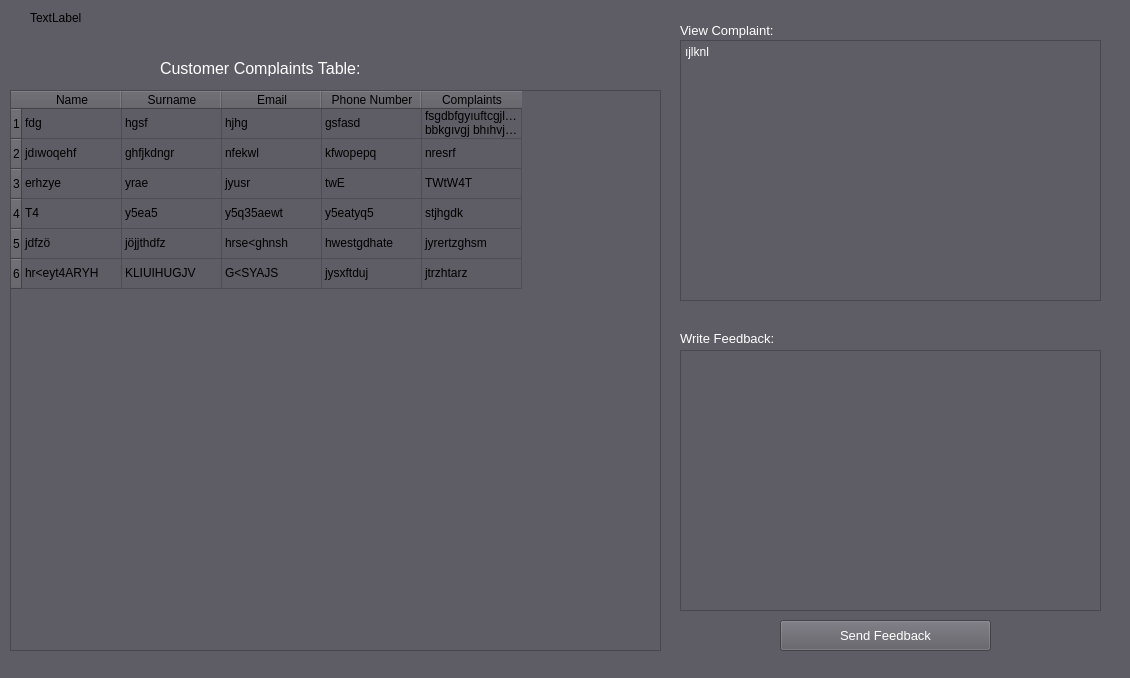
The window that dudu/customerRepresentative.ui (EminOzX/customer_address_tracking_system) describes before a commit, drawn with Qt 5.
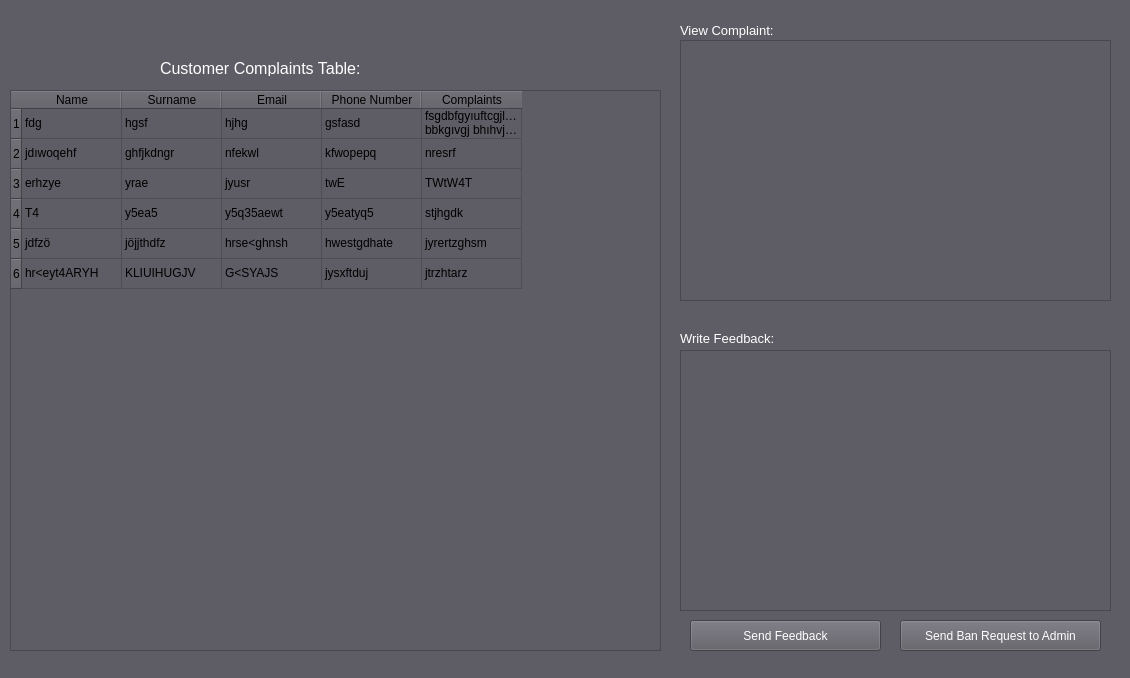
The same window after the commit.

Commit message: added ban request btn to customer representative

Patch:
```diff
--- a/dudu/customerRepresentative.ui
+++ b/dudu/customerRepresentative.ui
@@ -252,7 +252,7 @@
      <rect>
       <x>680</x>
       <y>40</y>
-      <width>421</width>
+      <width>431</width>
       <height>261</height>
      </rect>
     </property>
@@ -261,7 +261,7 @@
 color: rgb(255, 255, 255);</string>
     </property>
     <property name="plainText">
-     <string>ıjlknl
+     <string>
 </string>
     </property>
    </widget>
@@ -291,7 +291,7 @@
      <rect>
       <x>680</x>
       <y>350</y>
-      <width>421</width>
+      <width>431</width>
       <height>261</height>
      </rect>
     </property>
@@ -327,15 +327,15 @@
    <widget class="QPushButton" name="btn_sendFeedback">
     <property name="geometry">
      <rect>
-      <x>780</x>
+      <x>690</x>
       <y>620</y>
-      <width>211</width>
+      <width>191</width>
       <height>31</height>
      </rect>
     </property>
     <property name="font">
      <font>
-      <pointsize>10</pointsize>
+      <pointsize>9</pointsize>
      </font>
     </property>
     <property name="styleSheet">
@@ -367,17 +367,26 @@
      <string>Customer Complaints Table: </string>
     </property>
    </widget>
-   <widget class="QLabel" name="label">
+   <widget class="QPushButton" name="btn_banRequest">
     <property name="geometry">
      <rect>
-      <x>30</x>
-      <y>10</y>
-      <width>55</width>
-      <height>16</height>
+      <x>900</x>
+      <y>620</y>
+      <width>201</width>
+      <height>31</height>
      </rect>
     </property>
+    <property name="font">
+     <font>
+      <pointsize>9</pointsize>
+     </font>
+    </property>
+    <property name="styleSheet">
+     <string notr="true">color: rgb(255, 255, 255);
+border-color: rgb(90, 88, 96);</string>
+    </property>
     <property name="text">
-     <string>TextLabel</string>
+     <string>Send Ban Request to Admin</string>
     </property>
    </widget>
   </widget>
```
Left out of the diff: 4 changed lines with no effect on the pictures. The commit also changes 4 other files.
